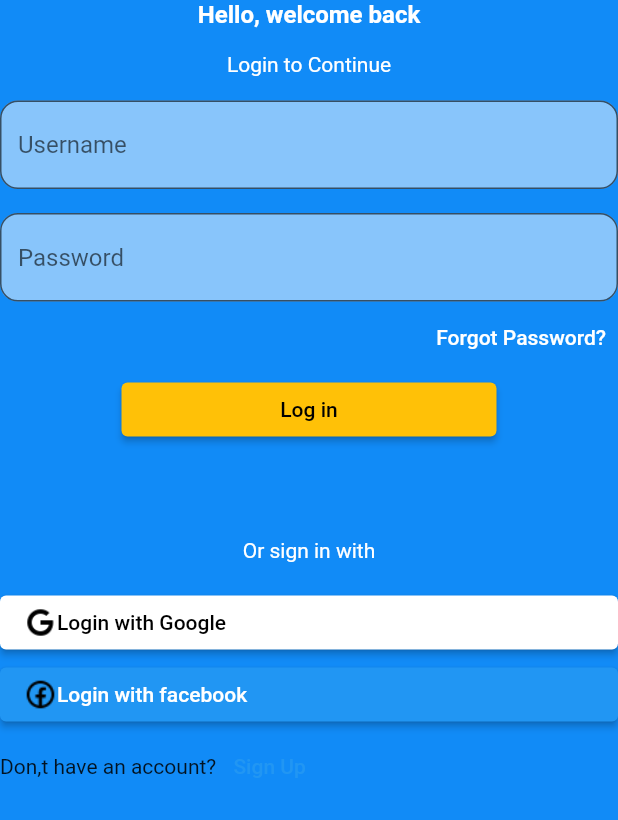
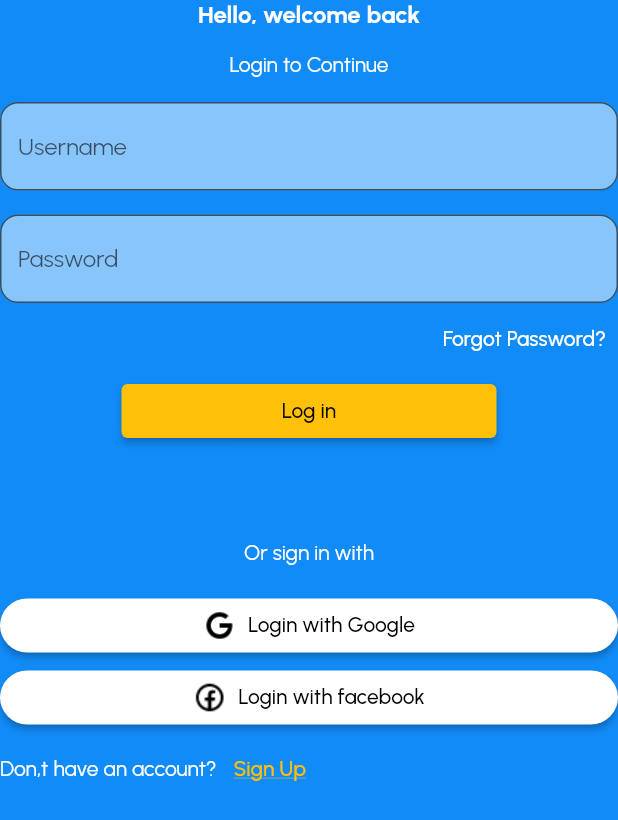
Before and after one commit to allan157/bluck, a Flutter app: the screen it shows after launch, on a phone screen of 412 x 824 dp. Shown: the top 820 px of the screen. Run offline on Flutter 3.47's test engine with Material 2 defaults, Android fonts, the phone set to English and light mode, and no system bars.

Commit message:
second commit

```diff
--- a/lib/login_page.dart
+++ b/lib/login_page.dart
@@ -15,6 +15,7 @@
           color: Colors.white,
           fontSize: 16,
           fontWeight: FontWeight.bold,
+          fontFamily: 'Urbanist'
         ),
         ),
         SizedBox(
@@ -89,18 +90,42 @@
         style: ElevatedButton.styleFrom(
           backgroundColor: Colors.white,
           foregroundColor: Colors.black,
+          shape: RoundedRectangleBorder(
+            borderRadius: BorderRadius.all(Radius.circular(50),
+            ),
+
+          ),
         ),
         child: Row(
+          mainAxisAlignment: MainAxisAlignment.center,
           children: [
-             Image.asset('assets/images/google.png',width: 22, height: 22,),
+             Image.asset('assets/images/google.png',width: 22, height: 22,
+             ),
+             SizedBox(width: 8,
+             ),
              Text('Login with Google')
           ],
         ),
         ),
-        ElevatedButton(onPressed:() {}  ,
+        ElevatedButton(
+          onPressed:() {},
+          style: ElevatedButton.styleFrom(
+            backgroundColor: Colors.white,
+            foregroundColor: Colors.black,
+            shape: RoundedRectangleBorder(
+            borderRadius: BorderRadius.all(Radius.circular(50),
+            ),
+          ),
+          ) ,
          child: Row(
+          mainAxisAlignment: MainAxisAlignment.center,
           children: [
-            Image.asset('assets/images/facebook.png', height: 22, width: 22,),
+            Image.asset('assets/images/facebook.png',
+             height: 22, width: 22,
+             ),
+             SizedBox(
+                width: 8,
+             ),
             Text('Login with facebook'),
          ],
          ),
@@ -108,9 +133,19 @@
 
          Row(
           children: [
-            Text('Don,t have an account? '),
+            Text('Don,t have an account? ',
+            style:TextStyle(
+              color: Colors.white,
+            ), ),
             TextButton(onPressed: () {},
-             child: Text('Sign Up'))
+            style: TextButton.styleFrom(
+              foregroundColor: Colors.amber,
+            ),
+             child: Text('Sign Up', style: TextStyle(
+              decoration: TextDecoration.underline,
+             ),
+             ),
+             ),
           ],
          )
       ]),
--- a/lib/main.dart
+++ b/lib/main.dart
@@ -1,4 +1,7 @@
+// ignore_for_file: prefer_const_constructors, use_key_in_widget_constructors
+
 import 'package:bluck/login_page.dart';
+import 'package:bluck/styles/app_colors.dart';
 import 'package:flutter/material.dart';
 
 void main() {
@@ -9,6 +12,10 @@
   @override
   Widget build(BuildContext context) {
     return (MaterialApp(
+      theme: ThemeData(
+        fontFamily: 'Urbanist',
+        scaffoldBackgroundColor: AppColors.background,
+        ) ,
       home: LoginPage(),
     )
     );
--- /dev/null
+++ b/lib/styles/app_colors.dart
@@ -0,0 +1,12 @@
+import 'package:flutter/material.dart';
+
+class AppColors {
+  static const primary = Color(0xffFBD512);
+  static const font = Color(0xffD8D8D8);
+  static const font2 = Color(0xff373737);
+  static const disableFont = Color(0xffA7A7A7);
+  static const disableButton = Color(0xff303030);
+  static const background = Color(0xff1A2947);
+  static const black = Color(0xff000);
+  static const white = Color.fromARGB(255, 245, 242, 242);
+}
```
Also changed, not shown: pubspec.yaml (+19 -6 lines), assets/fonts/Urbanist-Black.ttf (added), assets/fonts/Urbanist-Bold.ttf (added), assets/fonts/Urbanist-ExtraBold.ttf (added), assets/fonts/Urbanist-Light.ttf (added), assets/fonts/Urbanist-Medium.ttf (added), assets/fonts/Urbanist-Regular.ttf (added), assets/fonts/Urbanist-SemiBold.ttf (added).
